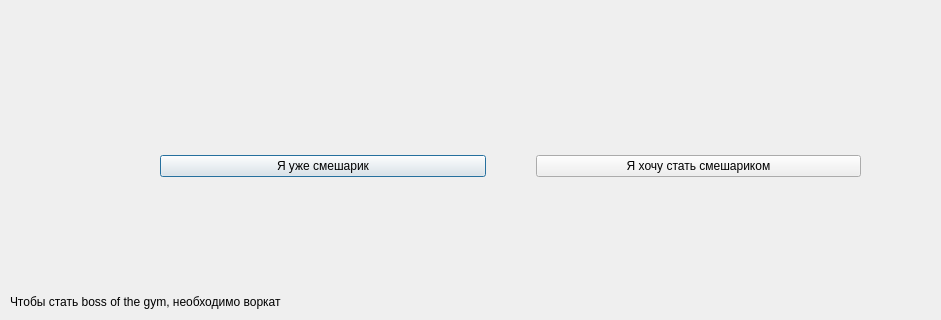
This is Register.ui in Lime00000000/Christianity as Qt 5 draws it before an edit; both pictures show x 0 to 941 and y 209 to 529 of the 1025 by 529 pixel window. The edited form follows.
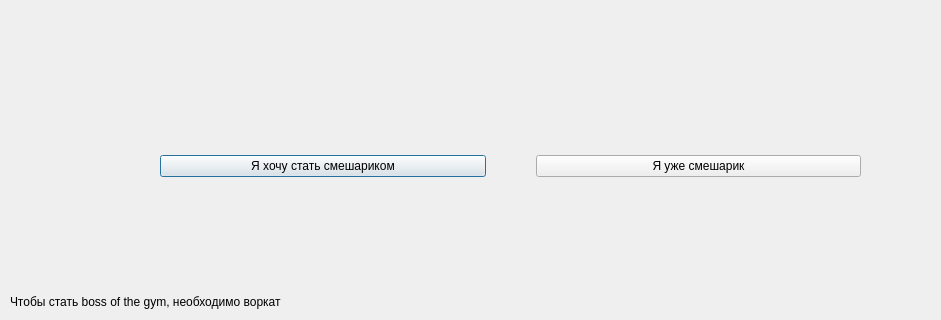
This is the edited form.

```diff
--- a/Register.ui
+++ b/Register.ui
@@ -29,14 +29,14 @@
     <item>
      <widget class="QPushButton" name="inbtn">
       <property name="text">
-       <string>Я уже смешарик</string>
+       <string>Я хочу стать смешариком</string>
       </property>
      </widget>
     </item>
     <item>
      <widget class="QPushButton" name="new_inbtn">
       <property name="text">
-       <string>Я хочу стать смешариком</string>
+       <string>Я уже смешарик</string>
       </property>
      </widget>
     </item>
```
